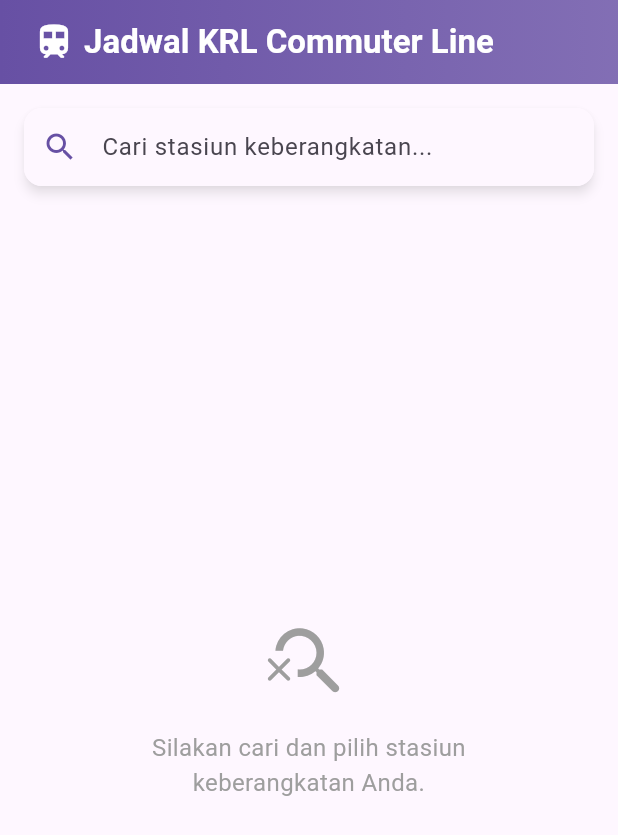
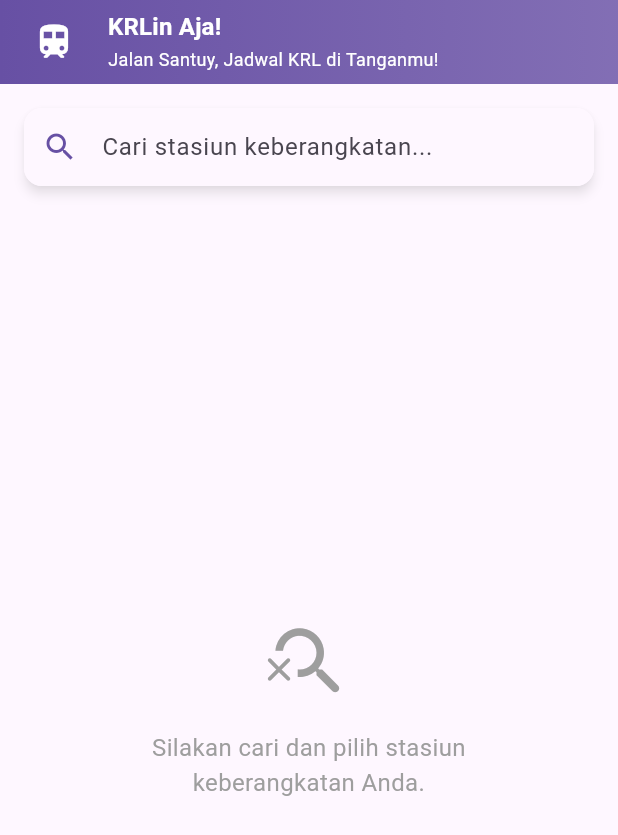
Before and after one commit to emRival/commuterline-schedule, a Flutter app: the screen it shows after launch, on a phone screen of 412 x 824 dp. Shown: the top 835 px of the screen. Run offline on Flutter 3.47's test engine with Material 3 defaults, Android fonts, the phone set to English and light mode, and no system bars; our stand-ins replace device_preview.

Commit message:
feat: rename app and update icons
- Rename application to "KRLin Aja!" across platforms:
- Android Manifest label
- iOS Info.plist display name (inferred from icon changes)
- Web index.html title and manifest.json name/short_name
- Update AppBar title and add subtitle in krl_schedule_page.dart
- Update app icons for Android, iOS, and Web:
- Provide new adaptive and monochrome icons for Android.
- Replace iOS icon set.
- Add favicon, apple-touch-icon, and maskable icons for Web.
- Configure web base href to "/com...

```diff
--- a/lib/krl_schedule_page.dart
+++ b/lib/krl_schedule_page.dart
@@ -149,11 +149,17 @@
         titleSpacing: 0,
         title: Padding(
           padding: const EdgeInsets.only(left: 0.0),
-          child: Text(
-            "Jadwal KRL Commuter Line",
-            style: theme.textTheme.titleLarge?.copyWith(
-              fontWeight: FontWeight.bold,
-              color: colorScheme.onPrimary,
+          child: ListTile(
+            title: Text(
+              "KRLin Aja!",
+              style: theme.textTheme.titleMedium?.copyWith(
+                fontWeight: FontWeight.bold,
+                color: colorScheme.onPrimary,
+              ),
+            ),
+            subtitle: Text(
+              "Jalan Santuy, Jadwal KRL di Tanganmu!",
+              style: TextStyle(color: colorScheme.onPrimary, fontSize: 12),
             ),
           ),
         ),
```
Also changed, not shown: 82 other files.
